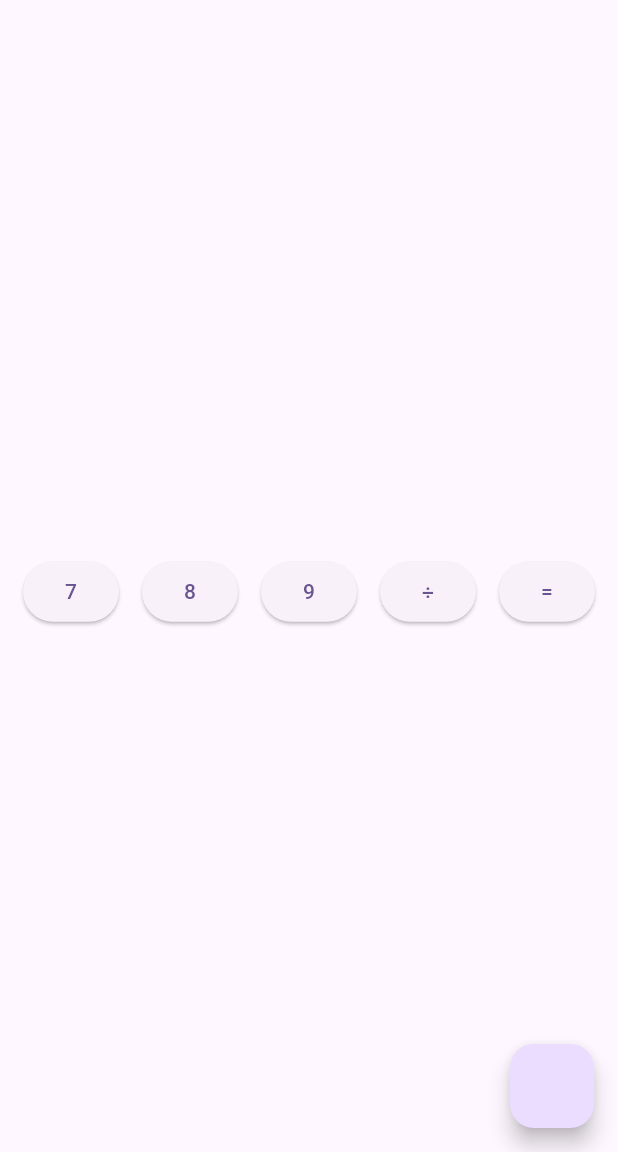
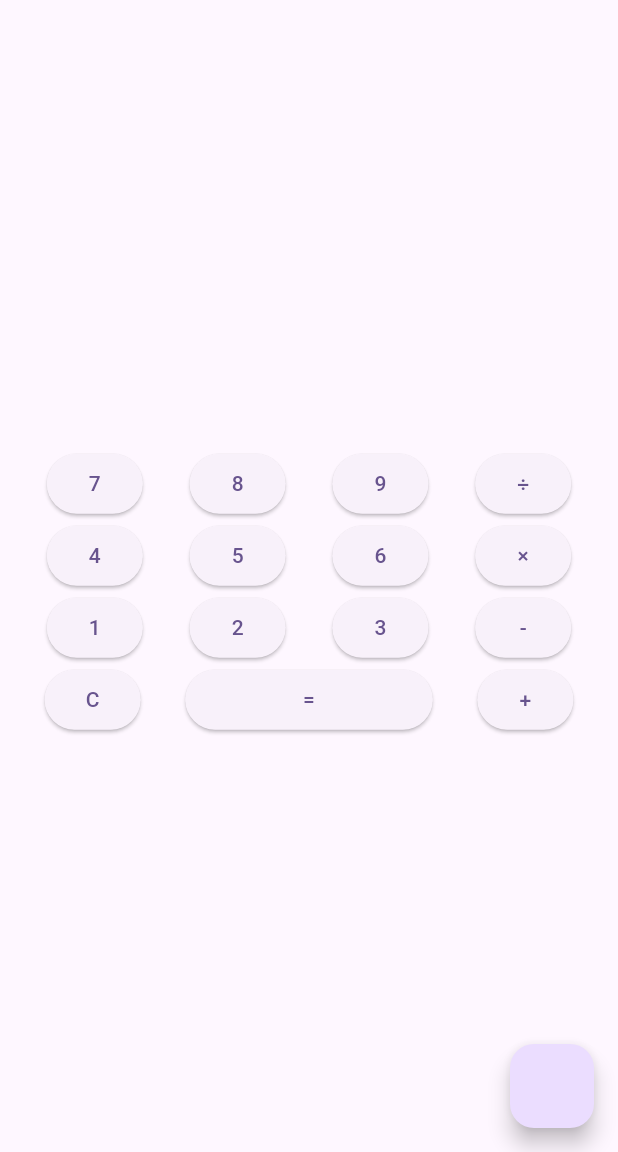
Before and after one commit to mnewby4/calculatorapp, a Flutter app: the screen it shows after launch, on a phone screen of 412 x 824 dp, the part 84-1236 px from its top. Run offline on Flutter 3.47's test engine with Material 3 defaults, Android fonts, the phone set to English and light mode, and no system bars.

Commit message:
Added all buttons and functionality

```diff
--- a/lib/main.dart
+++ b/lib/main.dart
@@ -173,9 +173,70 @@ class _MyHomePageState extends State<MyHomePage> {
                   child: Text('÷'),
                   onPressed: () => _setOperator('/'),
                 ),
+              ],
+            ),
+            // 4 5 6 * Row
+            Row(
+              mainAxisAlignment: MainAxisAlignment.spaceEvenly,
+              children: [
+                ElevatedButton(
+                  child: Text('4'),
+                  onPressed: () => _setNumber('4'),
+                ),
+                ElevatedButton(
+                  child: Text('5'),
+                  onPressed: () => _setNumber('5'),
+                ),
+                ElevatedButton(
+                  child: Text('6'),
+                  onPressed: () => _setNumber('6'),
+                ),
+                ElevatedButton(
+                  child: Text('×'),
+                  onPressed: () => _setOperator('*'),
+                ),
+              ],
+            ),
+            // 1 2 3 - Row
+            Row(
+              mainAxisAlignment: MainAxisAlignment.spaceEvenly,
+              children: [
+                ElevatedButton(
+                  child: Text('1'),
+                  onPressed: () => _setNumber('1'),
+                ),
+                ElevatedButton(
+                  child: Text('2'),
+                  onPressed: () => _setNumber('2'),
+                ),
+                ElevatedButton(
+                  child: Text('3'),
+                  onPressed: () => _setNumber('3'),
+                ),
+                ElevatedButton(
+                  child: Text('-'),
+                  onPressed: () => _setOperator('-'),
+                ),
+              ],
+            ),
+            // C _ = + Row
+            Row(
+              mainAxisAlignment: MainAxisAlignment.spaceEvenly,
+              children: [
+                ElevatedButton(
+                  child: Text('C'),
+                  onPressed: () => _clearButton(),
+                ),
                 ElevatedButton(
                   child: Text('='),
                   onPressed: () => _solveEquation(),
+                  style: ButtonStyle(
+                    minimumSize: WidgetStateProperty.all(Size(165, 40)),
+                  ),
+                ),
+                ElevatedButton(
+                  child: Text('+'),
+                  onPressed: () => _setOperator('+'),
                 ),
               ],
             ),
```
